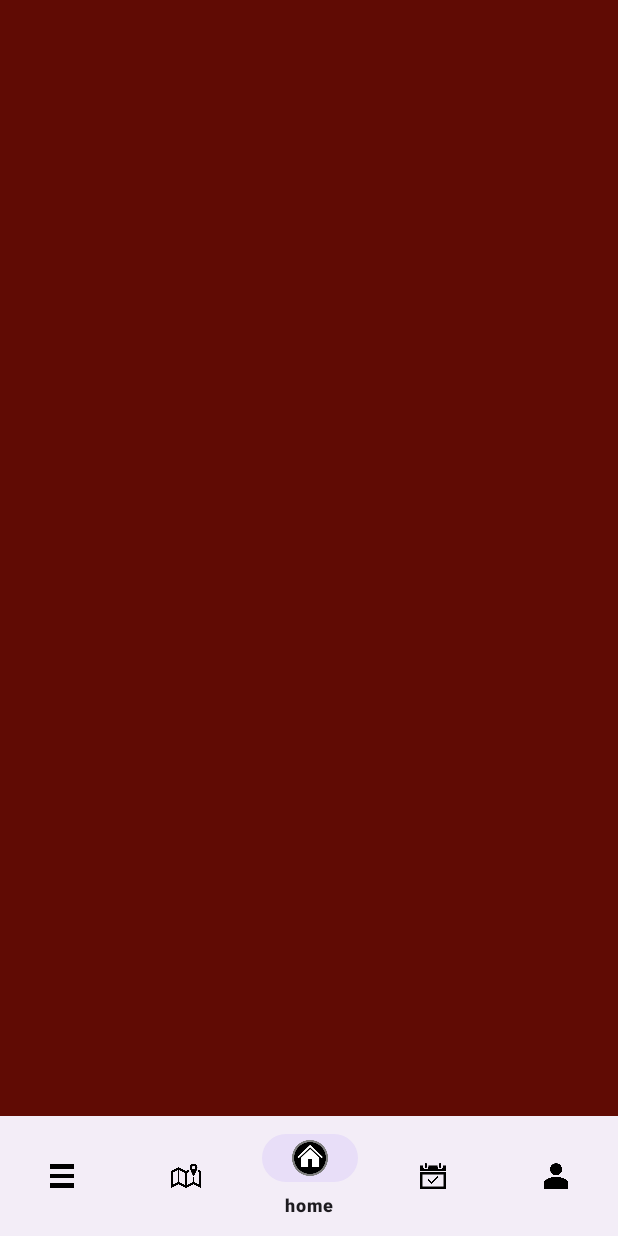
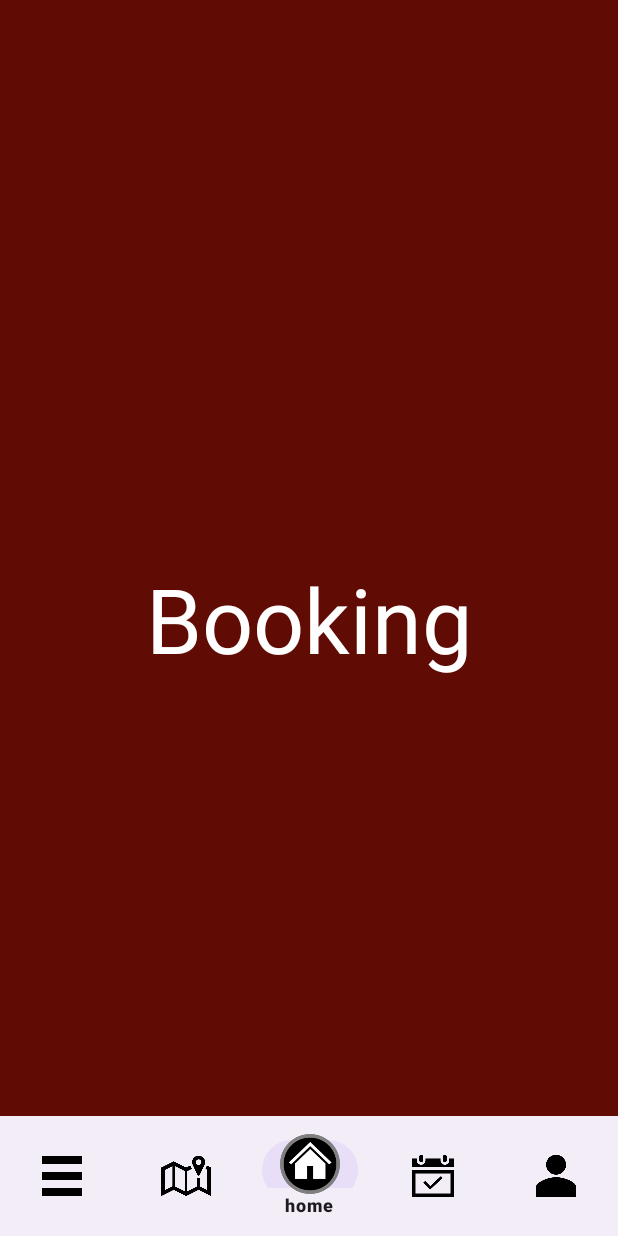
Before and after one commit to ynchaanST/ITM_Mobile, an Android app: the BookingFragment screen opened through its navigation route, item 3 of the bottom bar chosen, on a phone screen of 412 x 824 dp. Run offline under Robolectric (Android 15) with nearby library versions, the phone set to English and light mode, and no system bars; our stand-ins replace navigation-ui.

Commit message:
nav ic size

```diff
--- a/app/src/main/res/layout/activity_main.xml
+++ b/app/src/main/res/layout/activity_main.xml
@@ -19,6 +19,7 @@
         android:layout_width="wrap_content"
         android:layout_height="wrap_content"
         android:layout_alignParentBottom="true"
-        app:menu="@menu/bottom_nav_menu"
-        app:itemIconTint="@null"/>
+        app:itemIconSize="40dp"
+        app:itemIconTint="@null"
+        app:menu="@menu/bottom_nav_menu" />
 </RelativeLayout>
--- a/app/src/main/res/layout/fragment_booking.xml
+++ b/app/src/main/res/layout/fragment_booking.xml
@@ -1,7 +1,21 @@
 <?xml version="1.0" encoding="utf-8"?>
 <androidx.constraintlayout.widget.ConstraintLayout xmlns:android="http://schemas.android.com/apk/res/android"
+    xmlns:app="http://schemas.android.com/apk/res-auto"
+    xmlns:tools="http://schemas.android.com/tools"
     android:layout_width="match_parent"
     android:layout_height="match_parent"
     android:background="#600B04">
 
+    <TextView
+        android:id="@+id/textView"
+        android:layout_width="wrap_content"
+        android:layout_height="wrap_content"
+        android:text="Booking"
+        android:textColor="@color/white"
+        android:textSize="60sp"
+        app:layout_constraintBottom_toBottomOf="parent"
+        app:layout_constraintEnd_toEndOf="parent"
+        app:layout_constraintStart_toStartOf="parent"
+        app:layout_constraintTop_toTopOf="parent" />
+
 </androidx.constraintlayout.widget.ConstraintLayout>
```
Also changed, not shown: app/src/main/res/layout/fragment_home.xml (+12 -0 lines), app/src/main/res/layout/fragment_menu.xml (+13 -0 lines), app/src/main/res/layout/fragment_profile.xml (+13 -0 lines), app/src/main/res/layout/fragment_search.xml (+13 -0 lines).
